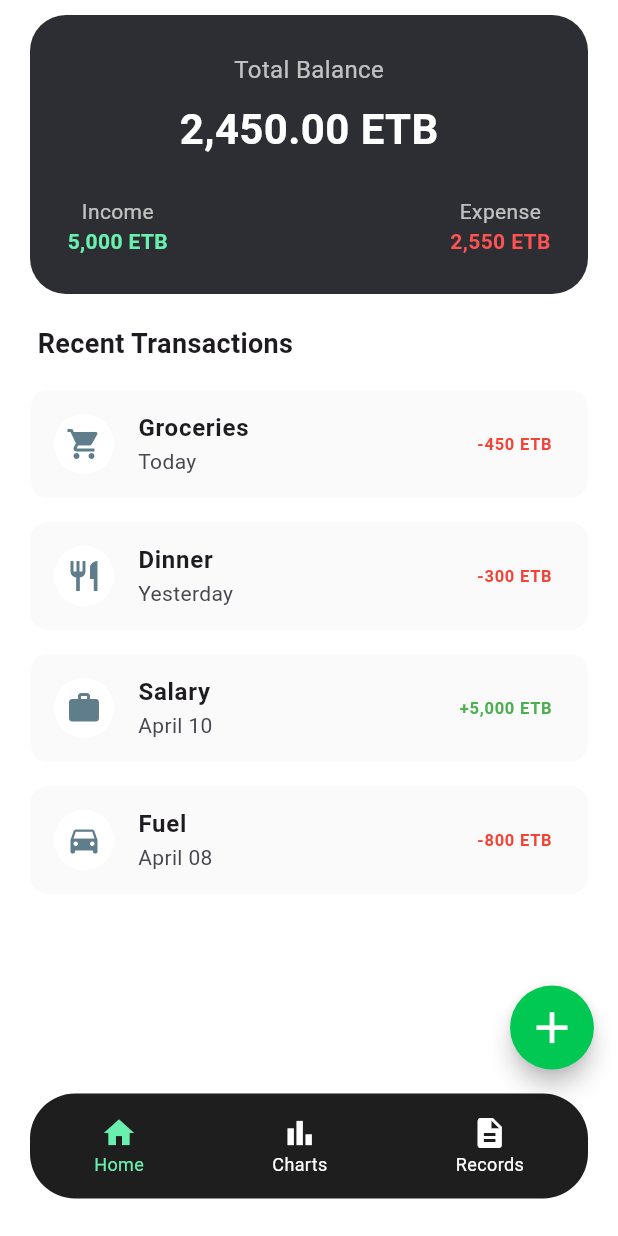
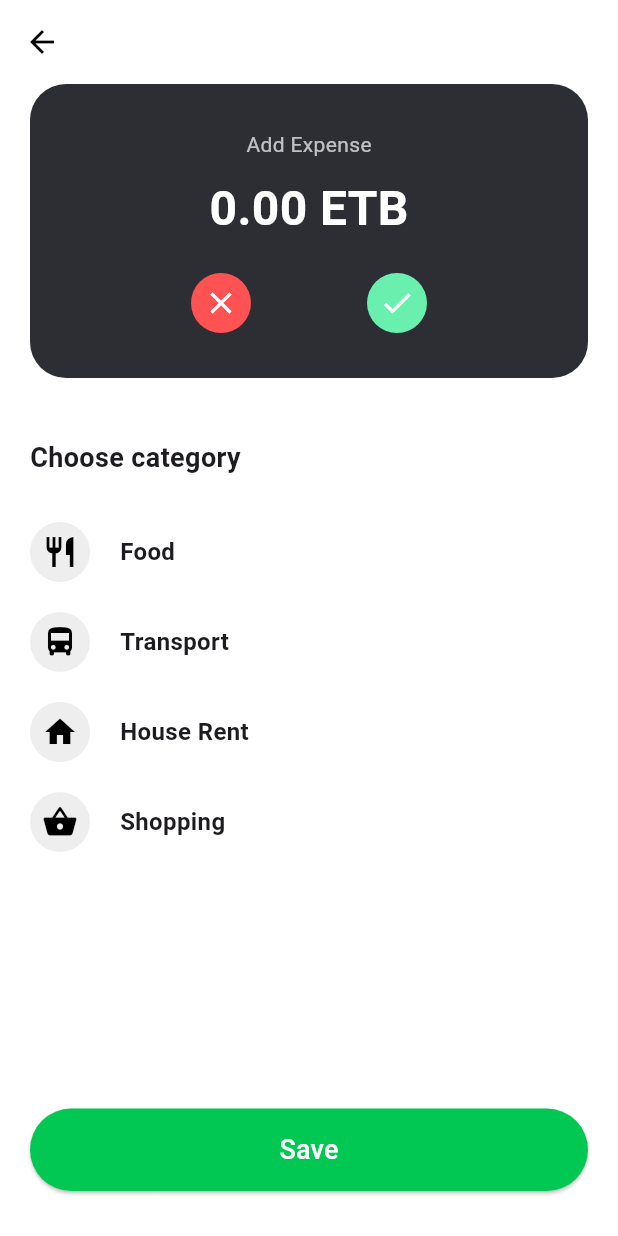
Before and after one commit to Wintanay/MAD, a Flutter app: the HomeScreen screen opened directly, after a tap on the "add" icon, on a phone screen of 412 x 824 dp. Run offline on Flutter 3.47's test engine with Material 3 defaults, Android fonts, the phone set to English and light mode, and no system bars.

Commit message:
updated main dart

```diff
--- /dev/null
+++ b/lib/addscreen.dart
@@ -0,0 +1,105 @@
+import 'package:flutter/material.dart';
+
+class AddExpenseScreen extends StatelessWidget {
+  const AddExpenseScreen({super.key});
+
+  @override
+  Widget build(BuildContext context) {
+    return Scaffold(
+      backgroundColor: Colors.white,
+      appBar: AppBar(
+        backgroundColor: Colors.white,
+        elevation: 0,
+        leading: IconButton(
+          icon: const Icon(Icons.arrow_back, color: Colors.black),
+          onPressed: () => Navigator.pop(context),
+        ),
+      ),
+      body: Padding(
+        padding: const EdgeInsets.symmetric(horizontal: 20),
+        child: Column(
+          children: [
+            Container(
+              padding: const EdgeInsets.all(30),
+              decoration: BoxDecoration(
+                color: const Color(0xFF2D2E33),
+                borderRadius: BorderRadius.circular(24),
+              ),
+              child: Column(
+                children: [
+                  const Text("Add Expense",
+                      style: TextStyle(color: Colors.white70)),
+                  const SizedBox(height: 10),
+                  const Text(
+                    "0.00 ETB",
+                    style: TextStyle(
+                        color: Colors.white,
+                        fontSize: 32,
+                        fontWeight: FontWeight.bold),
+                  ),
+                  const SizedBox(height: 20),
+                  Row(
+                    mainAxisAlignment: MainAxisAlignment.spaceEvenly,
+                    children: [
+                      _buildCircleButton(Icons.close, Colors.redAccent),
+                      _buildCircleButton(Icons.check, Colors.greenAccent),
+                    ],
+                  )
+                ],
+              ),
+            ),
+            const SizedBox(height: 40),
+            const Align(
+              alignment: Alignment.centerLeft,
+              child: Text("Choose category",
+                  style: TextStyle(fontSize: 18, fontWeight: FontWeight.bold)),
+            ),
+            const SizedBox(height: 20),
+            _buildCategoryItem(Icons.restaurant, "Food"),
+            _buildCategoryItem(Icons.directions_bus, "Transport"),
+            _buildCategoryItem(Icons.home, "House Rent"),
+            _buildCategoryItem(Icons.shopping_basket, "Shopping"),
+            const Spacer(),
+            SizedBox(
+              width: double.infinity,
+              height: 55,
+              child: ElevatedButton(
+                onPressed: () => Navigator.pop(context),
+                style: ElevatedButton.styleFrom(
+                  backgroundColor: const Color(0xFF00C853),
+                  shape: RoundedRectangleBorder(
+                      borderRadius: BorderRadius.circular(30)),
+                ),
+                child: const Text("Save",
+                    style: TextStyle(color: Colors.white, fontSize: 18)),
+              ),
+            ),
+            const SizedBox(height: 30),
+          ],
+        ),
+      ),
+    );
+  }
+
+  Widget _buildCircleButton(IconData icon, Color color) {
+    return CircleAvatar(
+        backgroundColor: color, child: Icon(icon, color: Colors.white));
+  }
+
+  Widget _buildCategoryItem(IconData icon, String label) {
+    return Padding(
+      padding: const EdgeInsets.symmetric(vertical: 10),
+      child: Row(
+        children: [
+          CircleAvatar(
+              backgroundColor: Colors.grey[200],
+              child: Icon(icon, color: Colors.black)),
+          const SizedBox(width: 20),
+          Text(label,
+              style:
+                  const TextStyle(fontSize: 16, fontWeight: FontWeight.w600)),
+        ],
+      ),
+    );
+  }
+}
--- a/lib/main.dart
+++ b/lib/main.dart
@@ -1,5 +1,7 @@
 import 'package:flutter/material.dart';
-import 'splashscreen.dart'; // Make sure this file exists in your lib folder
+import 'splashscreen.dart';
+import 'loginscreen.dart';
+import 'addscreen.dart';
 
 void main() {
   runApp(const ExpenseTrackerApp());
@@ -19,7 +21,6 @@ class ExpenseTrackerApp extends StatelessWidget {
         primaryColor: const Color(0xFF00C853), // Success Green
         cardColor: const Color(0xFF2D2E33), // Dark Theme Card
       ),
-      // Starts with the Splash Screen
       home: const SplashScreen(),
     );
   }
@@ -35,19 +36,18 @@ class HomeScreen extends StatelessWidget {
       body: SafeArea(
         child: Column(
           children: [
-            _buildBalanceCard(context), // Block 1: The Main Card
-            _buildSectionHeader("Recent Transactions"), // Block 2: The Header
-            _buildTransactionList(), // Block 3: The List
+            _buildBalanceCard(context),
+            const SizedBox(height: 20),
+            _buildTransactionList(),
           ],
         ),
       ),
-      floatingActionButton: _buildAddButton(),
+      floatingActionButton: _buildAddButton(context),
       bottomNavigationBar: _buildBottomNav(),
     );
   }
 
-  // --- BUILDING BLOCKS ---
-
+  // --- DARK BALANCE CARD ---
   Widget _buildBalanceCard(BuildContext context) {
     return Padding(
       padding: const EdgeInsets.symmetric(horizontal: 20.0, vertical: 10.0),
@@ -55,7 +55,7 @@ class HomeScreen extends StatelessWidget {
         width: double.infinity,
         padding: const EdgeInsets.all(25),
         decoration: BoxDecoration(
-          color: Theme.of(context).cardColor,
+          color: const Color(0xFF2D2E33),
           borderRadius: BorderRadius.circular(24),
         ),
         child: Column(
@@ -66,19 +66,19 @@ class HomeScreen extends StatelessWidget {
             ),
             const SizedBox(height: 8),
             const Text(
-              "2,450.00 ETB",
+              "0.00 ETB",
               style: TextStyle(
                 color: Colors.white,
-                fontSize: 28,
+                fontSize: 32,
                 fontWeight: FontWeight.bold,
               ),
             ),
             const SizedBox(height: 25),
             Row(
-              mainAxisAlignment: MainAxisAlignment.spaceBetween,
+              mainAxisAlignment: MainAxisAlignment.spaceEvenly,
               children: [
-                _buildStatItem("Income", "5,000 ETB", Colors.greenAccent),
-                _buildStatItem("Expense", "2,550 ETB", Colors.redAccent),
+                _buildStatItem("Income", "+0.00 ETB", Colors.greenAccent),
+                _buildStatItem("Expense", "-0.00 ETB", Colors.redAccent),
               ],
             ),
           ],
@@ -87,47 +87,46 @@ class HomeScreen extends StatelessWidget {
     );
   }
 
-  Widget _buildSectionHeader(String title) {
-    return Padding(
-      padding: const EdgeInsets.symmetric(horizontal: 25, vertical: 10),
-      child: Align(
-        alignment: Alignment.centerLeft,
-        child: Text(
-          title,
-          style: const TextStyle(fontSize: 18, fontWeight: FontWeight.bold),
+  // --- EMPTY STATE LIST ---
+  Widget _buildTransactionList() {
+    return Expanded(
+      child: Center(
+        child: Column(
+          mainAxisAlignment: MainAxisAlignment.center,
+          children: [
+            Icon(
+              Icons.article_outlined, // Empty document icon
+              size: 100,
+              color: Colors.grey[300],
+            ),
+            const SizedBox(height: 15),
+            const Text(
+              "No Transactions yet",
+              style: TextStyle(
+                fontSize: 18,
+                fontWeight: FontWeight.bold,
+                color: Colors.black,
+              ),
+            ),
+          ],
         ),
       ),
     );
   }
 
-  Widget _buildTransactionList() {
-    return Expanded(
-      child: ListView(
-        padding: const EdgeInsets.symmetric(horizontal: 20),
-        children: [
-          _buildTransactionRow(
-              Icons.shopping_cart, "Groceries", "-450 ETB", "Today"),
-          _buildTransactionRow(
-              Icons.restaurant, "Dinner", "-300 ETB", "Yesterday"),
-          _buildTransactionRow(Icons.work, "Salary", "+5,000 ETB", "April 10",
-              isIncome: true),
-          _buildTransactionRow(
-              Icons.directions_car, "Fuel", "-800 ETB", "April 08"),
-        ],
-      ),
-    );
-  }
-
-  Widget _buildAddButton() {
+  Widget _buildAddButton(BuildContext context) {
     return FloatingActionButton(
-      onPressed: () {},
+      onPressed: () {
+        Navigator.push(
+          context,
+          MaterialPageRoute(builder: (context) => const AddExpenseScreen()),
+        );
+      },
       backgroundColor: const Color(0xFF00C853),
       shape: const CircleBorder(),
       child: const Icon(Icons.add, color: Colors.white, size: 35),
     );
   }
-
-  // --- HELPER WIDGETS ---
 
   Widget _buildStatItem(String title, String amount, Color color) {
     return Column(
@@ -135,42 +134,19 @@ class HomeScreen extends StatelessWidget {
         Text(title, style: const TextStyle(color: Colors.white70)),
         Text(
           amount,
-          style: TextStyle(color: color, fontWeight: FontWeight.bold),
+          style: TextStyle(
+              color: color, fontWeight: FontWeight.bold, fontSize: 16),
         ),
       ],
     );
   }
 
-  Widget _buildTransactionRow(
-      IconData icon, String title, String amount, String date,
-      {bool isIncome = false}) {
-    return Card(
-      elevation: 0,
-      color: Colors.grey[50],
-      margin: const EdgeInsets.symmetric(vertical: 8),
-      child: ListTile(
-        leading: CircleAvatar(
-          backgroundColor: Colors.white,
-          child: Icon(icon, color: Colors.blueGrey),
-        ),
-        title: Text(title, style: const TextStyle(fontWeight: FontWeight.bold)),
-        subtitle: Text(date),
-        trailing: Text(
-          amount,
-          style: TextStyle(
-            color: isIncome ? Colors.green : Colors.red,
-            fontWeight: FontWeight.bold,
-          ),
-        ),
-      ),
-    );
-  }
-
+  // --- DARK BOTTOM NAVIGATION ---
   Widget _buildBottomNav() {
     return Padding(
       padding: const EdgeInsets.only(left: 20, right: 20, bottom: 25),
       child: Container(
-        height: 70,
+        height: 75,
         decoration: BoxDecoration(
           color: const Color(0xFF1E1E1E),
           borderRadius: BorderRadius.circular(30),
@@ -178,9 +154,9 @@ class HomeScreen extends StatelessWidget {
         child: Row(
           mainAxisAlignment: MainAxisAlignment.spaceAround,
           children: [
-            _buildNavItem(Icons.home, "Home", Colors.greenAccent),
-            _buildNavItem(Icons.bar_chart, "Charts", Colors.white),
-            _buildNavItem(Icons.description, "Records", Colors.white),
+            _buildNavItem(Icons.home_filled, "Home", const Color(0xFF00C853)),
+            _buildNavItem(Icons.bar_chart_outlined, "Charts", Colors.white),
+            _buildNavItem(Icons.description_outlined, "Records", Colors.white),
           ],
         ),
       ),
```
